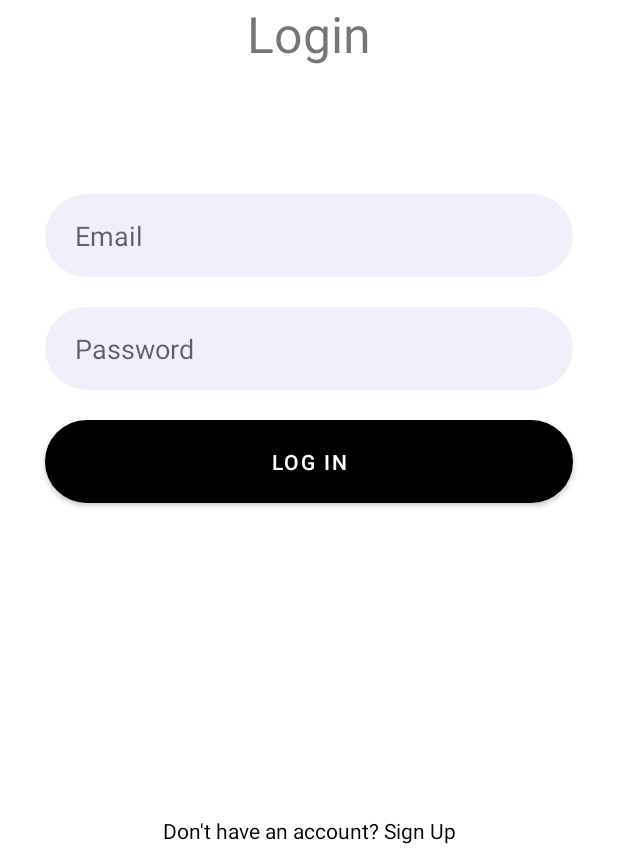
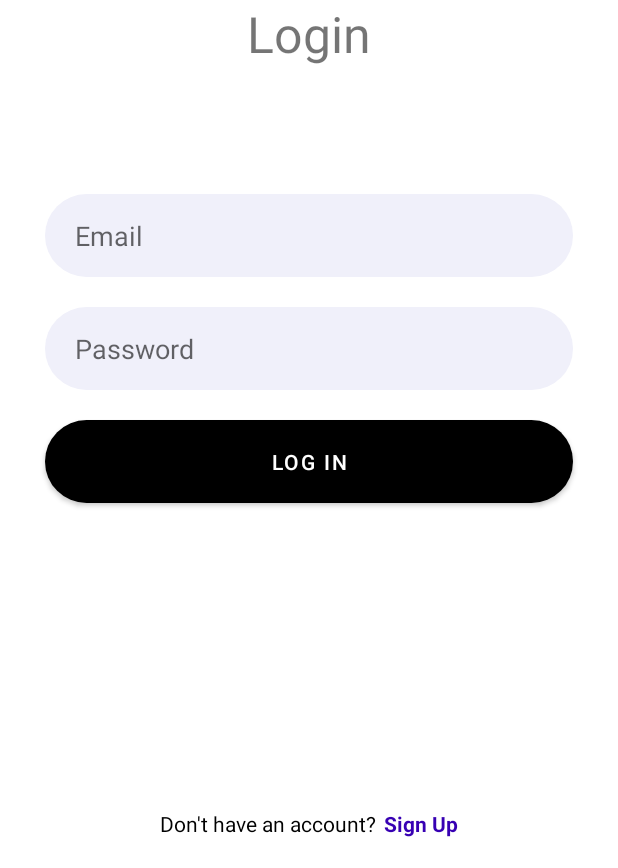
Before and after one commit to amreldeau/Signify, an Android app: the screen it shows after launch (MainActivity), on a phone screen of 412 x 824 dp, the part 368-1236 px from its top. Run offline under Robolectric (Android 15) with nearby library versions, the phone set to English and light mode, and no system bars.

Commit message:
Wrapped entry text at the bottom of each activity in LinearLayout. Then linked two activities

```diff
--- a/app/src/main/java/com/example/signify/MainActivity.kt
+++ b/app/src/main/java/com/example/signify/MainActivity.kt
@@ -1,14 +1,32 @@
 package com.example.signify
 
+import android.content.Intent
+import android.icu.lang.UCharacter.GraphemeClusterBreak.V
 import androidx.appcompat.app.AppCompatActivity
 import android.os.Bundle
+import android.text.SpannableString
+import android.text.Spanned
+import android.text.method.LinkMovementMethod
+import android.text.style.ClickableSpan
+import android.view.View
+import android.widget.TextView
 import androidx.appcompat.app.AppCompatDelegate
+import androidx.core.text.HtmlCompat
 
 class MainActivity : AppCompatActivity() {
     override fun onCreate(savedInstanceState: Bundle?) {
         super.onCreate(savedInstanceState)
         setContentView(R.layout.activity_main)
+
         //force app to always use the light theme
         AppCompatDelegate.setDefaultNightMode(AppCompatDelegate.MODE_NIGHT_NO)
+
+        //START:[Enter Sign Up page] This code sets an OnClickListener on the TextView, so when it is clicked, it will start the SignUp
+        val signUpEntry = findViewById<TextView>(R.id.sign_up_entry)
+        signUpEntry.setOnClickListener {
+            val intent = Intent(this, SignUp::class.java)
+            startActivity(intent)
+        }
+        //END:[Enter Sign Up page]
     }
 }
--- a/app/src/main/res/layout/activity_main.xml
+++ b/app/src/main/res/layout/activity_main.xml
@@ -10,9 +10,7 @@
         android:layout_width="match_parent"
         android:layout_height="wrap_content"
         android:id="@+id/center_line"
-        android:layout_centerInParent="true">
-
-    </RelativeLayout>
+        android:layout_centerInParent="true"/>
 
     <LinearLayout
         android:layout_width="match_parent"
@@ -81,14 +79,29 @@
         android:background="@drawable/rounded_edittext"
         android:layout_below="@id/login_password"/>
 
-    <TextView
+    <LinearLayout
         android:layout_width="match_parent"
         android:layout_height="wrap_content"
         android:layout_alignParentBottom="true"
-        android:layout_marginLeft="20dp"
-        android:layout_marginRight="20dp"
-        android:layout_marginBottom="15dp"
         android:textAlignment="center"
-        android:text="@string/don_t_have_an_account_sign_up"
-        android:textColor="@color/black"/>
+        android:paddingBottom="20dp"
+        android:orientation="horizontal"
+        android:gravity="center">
+
+        <TextView
+            android:id="@+id/back_to_signup"
+            android:layout_width="wrap_content"
+            android:layout_height="wrap_content"
+            android:text="@string/back_to_sign_up_text"
+            android:textColor="@color/black"/>
+
+        <TextView
+            android:id="@+id/sign_up_entry"
+            android:layout_width="wrap_content"
+            android:layout_height="wrap_content"
+            android:paddingLeft="5dp"
+            android:text="@string/sign_up"
+            android:textColor="@color/purple_700"
+            android:textStyle="bold"/>
+    </LinearLayout>
 </RelativeLayout>
--- a/app/src/main/res/values/strings.xml
+++ b/app/src/main/res/values/strings.xml
@@ -4,8 +4,8 @@
     <string name="login">Login</string>
     <string name="password">Password</string>
     <string name="email">Email</string>
-    <string name="don_t_have_an_account_sign_up">Don\'t have an account? Sign Up</string>
-    <string name="back_to_login_text">Already have an account? Log In</string>
+    <string name="back_to_sign_up_text">Don\'t have an account?</string>
+    <string name="back_to_login_text">Already have an account?</string>
     <string name="log_in">Log In</string>
     <string name="enter_password">enter password</string>
     <string name="sign_up">Sign Up</string>
```
Also changed, not shown: app/src/main/java/com/example/signify/SignUp.kt (+16 -0 lines), app/src/main/res/layout/activity_sign_up.xml (+21 -6 lines).
